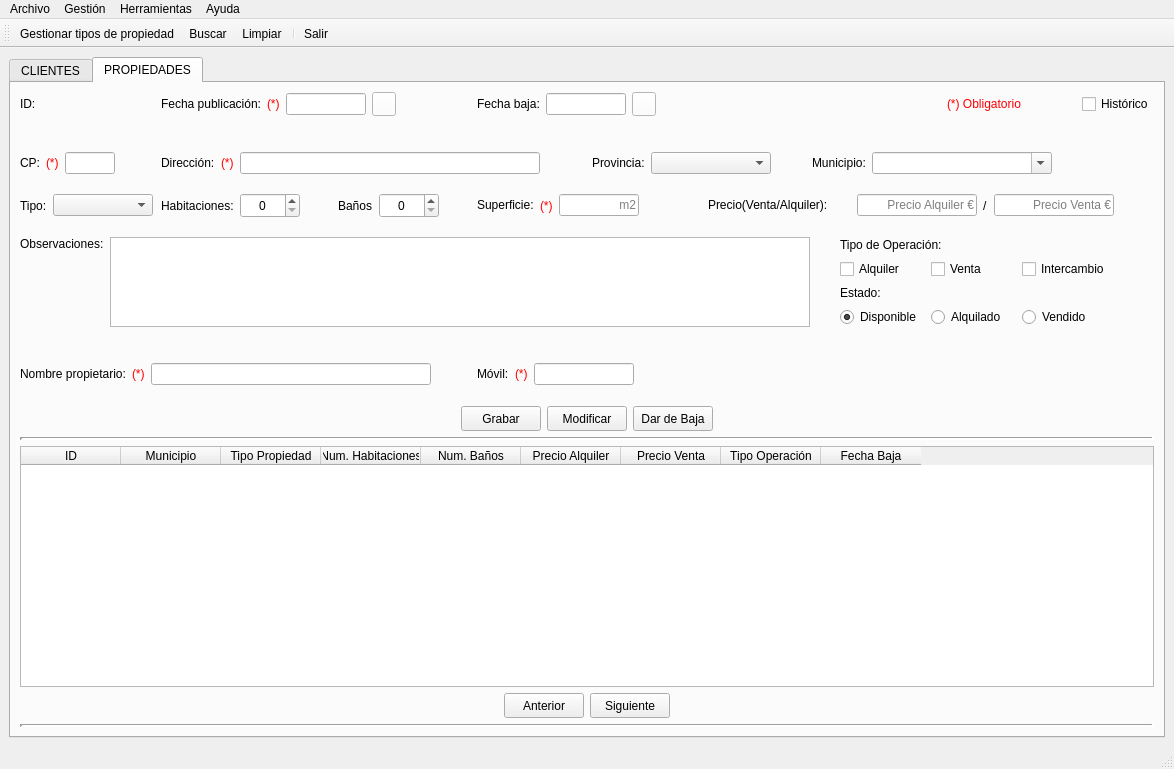
Qt form templates/venPrincipal.ui (BuaTeijeiro/ProyectoDI) before a commit.
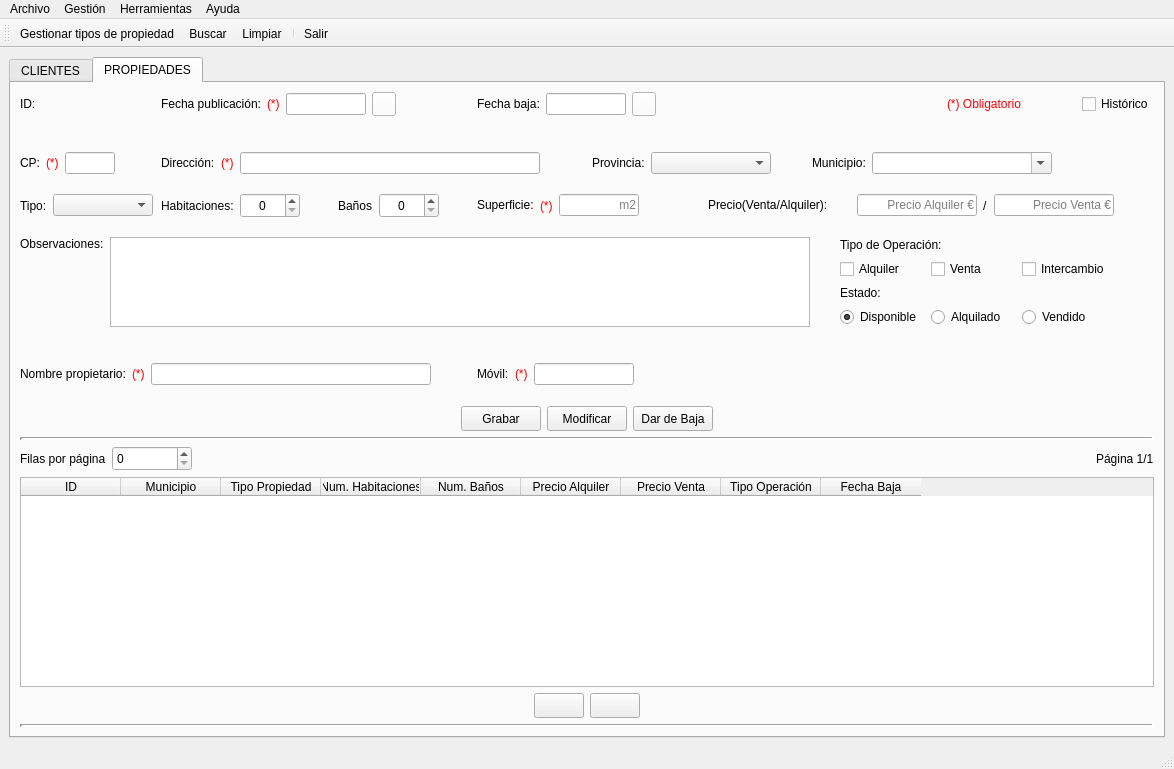
The same form after that commit. Icons and pictures are not drawn.

Commit message: feat: añadir paginado y selección de filas por página

The edit to the form file:
```diff
--- a/templates/venPrincipal.ui
+++ b/templates/venPrincipal.ui
@@ -2827,6 +2827,57 @@
           </property>
          </widget>
         </item>
+        <item>
+         <layout class="QHBoxLayout" name="horizontalLayout_41">
+          <item>
+           <layout class="QHBoxLayout" name="horizontalLayout_42">
+            <item>
+             <widget class="QLabel" name="label_11">
+              <property name="text">
+               <string>Filas por página</string>
+              </property>
+             </widget>
+            </item>
+            <item>
+             <widget class="QSpinBox" name="filastablaprop">
+              <property name="minimumSize">
+               <size>
+                <width>80</width>
+                <height>25</height>
+               </size>
+              </property>
+              <property name="maximumSize">
+               <size>
+                <width>80</width>
+                <height>25</height>
+               </size>
+              </property>
+             </widget>
+            </item>
+           </layout>
+          </item>
+          <item>
+           <spacer name="horizontalSpacer_40">
+            <property name="orientation">
+             <enum>Qt::Horizontal</enum>
+            </property>
+            <property name="sizeHint" stdset="0">
+             <size>
+              <width>40</width>
+              <height>20</height>
+             </size>
+            </property>
+           </spacer>
+          </item>
+          <item>
+           <widget class="QLabel" name="lbl_pagprop">
+            <property name="text">
+             <string>Página 1/1</string>
+            </property>
+           </widget>
+          </item>
+         </layout>
+        </item>
         <item>
          <widget class="QTableWidget" name="tablaPropiedades">
           <property name="editTriggers">
@@ -2915,18 +2966,22 @@
              <widget class="QPushButton" name="btnAnteriorprop">
               <property name="minimumSize">
                <size>
-                <width>80</width>
+                <width>50</width>
                 <height>25</height>
                </size>
               </property>
               <property name="maximumSize">
                <size>
-                <width>80</width>
+                <width>50</width>
                 <height>25</height>
                </size>
               </property>
               <property name="text">
-               <string>Anterior</string>
+               <string/>
+              </property>
+              <property name="icon">
+               <iconset>
+                <normaloff>../img/left_arrow.ico</normaloff>../img/left_arrow.ico</iconset>
               </property>
              </widget>
             </item>
@@ -2934,18 +2989,22 @@
              <widget class="QPushButton" name="btnSiguienteprop">
               <property name="minimumSize">
                <size>
-                <width>80</width>
+                <width>50</width>
                 <height>25</height>
                </size>
               </property>
               <property name="maximumSize">
                <size>
-                <width>80</width>
+                <width>50</width>
                 <height>25</height>
                </size>
               </property>
               <property name="text">
-               <string>Siguiente</string>
+               <string/>
+              </property>
+              <property name="icon">
+               <iconset>
+                <normaloff>../img/right_arrow.ico</normaloff>../img/right_arrow.ico</iconset>
               </property>
              </widget>
             </item>
```
Left out of the diff: 72 changed lines with no effect on the pictures. The commit also changes 16 other files.
